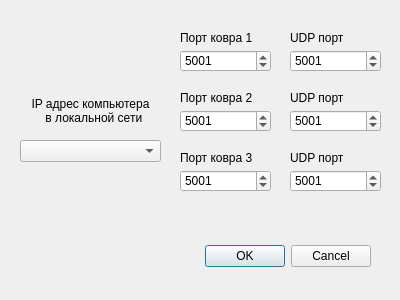
Old version of the form connectiondialog.ui in the repository zak2791/Demo_Secretary_ver2.
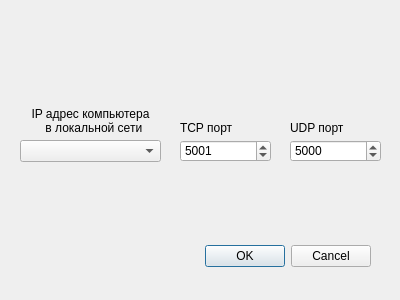
New version of the form.

Diff of the .ui file:
```diff
--- a/connectiondialog.ui
+++ b/connectiondialog.ui
@@ -33,45 +33,7 @@
    <property name="geometry">
     <rect>
      <x>180</x>
-     <y>50</y>
-     <width>91</width>
-     <height>22</height>
-    </rect>
-   </property>
-   <property name="minimum">
-    <number>1000</number>
-   </property>
-   <property name="maximum">
-    <number>50000</number>
-   </property>
-   <property name="value">
-    <number>5001</number>
-   </property>
-  </widget>
-  <widget class="QSpinBox" name="sbMat2">
-   <property name="geometry">
-    <rect>
-     <x>180</x>
-     <y>110</y>
-     <width>91</width>
-     <height>22</height>
-    </rect>
-   </property>
-   <property name="minimum">
-    <number>1000</number>
-   </property>
-   <property name="maximum">
-    <number>50000</number>
-   </property>
-   <property name="value">
-    <number>5001</number>
-   </property>
-  </widget>
-  <widget class="QSpinBox" name="sbMat3">
-   <property name="geometry">
-    <rect>
-     <x>180</x>
-     <y>170</y>
+     <y>140</y>
      <width>91</width>
      <height>22</height>
     </rect>
@@ -90,7 +52,7 @@
    <property name="geometry">
     <rect>
      <x>20</x>
-     <y>90</y>
+     <y>100</y>
      <width>141</width>
      <height>41</height>
     </rect>
@@ -107,46 +69,20 @@
    <property name="geometry">
     <rect>
      <x>180</x>
-     <y>30</y>
+     <y>120</y>
      <width>91</width>
      <height>16</height>
     </rect>
    </property>
    <property name="text">
-    <string>Порт ковра 1</string>
+    <string>TCP порт</string>
    </property>
   </widget>
-  <widget class="QLabel" name="label_5">
+  <widget class="QSpinBox" name="sbUdp">
    <property name="geometry">
     <rect>
-     <x>180</x>
-     <y>90</y>
-     <width>91</width>
-     <height>16</height>
-    </rect>
-   </property>
-   <property name="text">
-    <string>Порт ковра 2</string>
-   </property>
-  </widget>
-  <widget class="QLabel" name="label_6">
-   <property name="geometry">
-    <rect>
-     <x>180</x>
-     <y>150</y>
-     <width>91</width>
-     <height>16</height>
-    </rect>
-   </property>
-   <property name="text">
-    <string>Порт ковра 3</string>
-   </property>
-  </widget>
-  <widget class="QSpinBox" name="sbUdpMat3">
-   <property name="geometry">
-    <rect>
      <x>290</x>
-     <y>170</y>
+     <y>140</y>
      <width>91</width>
      <height>22</height>
     </rect>
@@ -158,78 +94,14 @@
     <number>50000</number>
    </property>
    <property name="value">
-    <number>5001</number>
-   </property>
-  </widget>
-  <widget class="QSpinBox" name="sbUdpMat2">
-   <property name="geometry">
-    <rect>
-     <x>290</x>
-     <y>110</y>
-     <width>91</width>
-     <height>22</height>
-    </rect>
-   </property>
-   <property name="minimum">
-    <number>1000</number>
-   </property>
-   <property name="maximum">
-    <number>50000</number>
-   </property>
-   <property name="value">
-    <number>5001</number>
-   </property>
-  </widget>
-  <widget class="QSpinBox" name="sbUdpMat1">
-   <property name="geometry">
-    <rect>
-     <x>290</x>
-     <y>50</y>
-     <width>91</width>
-     <height>22</height>
-    </rect>
-   </property>
-   <property name="minimum">
-    <number>1000</number>
-   </property>
-   <property name="maximum">
-    <number>50000</number>
-   </property>
-   <property name="value">
-    <number>5001</number>
+    <number>5000</number>
    </property>
   </widget>
   <widget class="QLabel" name="label_7">
    <property name="geometry">
     <rect>
      <x>290</x>
-     <y>30</y>
-     <width>91</width>
-     <height>16</height>
-    </rect>
-   </property>
-   <property name="text">
-    <string>UDP порт</string>
-   </property>
-  </widget>
-  <widget class="QLabel" name="label_8">
-   <property name="geometry">
-    <rect>
-     <x>290</x>
-     <y>90</y>
-     <width>91</width>
-     <height>16</height>
-    </rect>
-   </property>
-   <property name="text">
-    <string>UDP порт</string>
-   </property>
-  </widget>
-  <widget class="QLabel" name="label_9">
-   <property name="geometry">
-    <rect>
-     <x>290</x>
-     <y>150</y>
+     <y>120</y>
      <width>91</width>
      <height>16</height>
     </rect>
```
Left out of the diff: 2 changed lines with no effect on the pictures.
